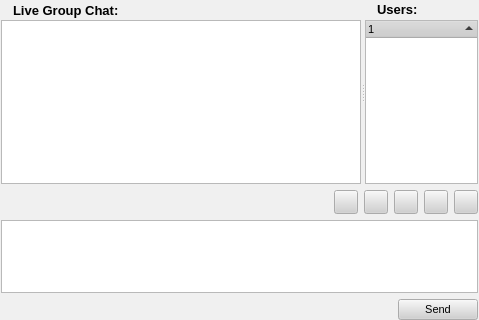
Qt form retroshare-gui/src/gui/ChatDialog.ui (RetroShare/RetroShare) before a commit.
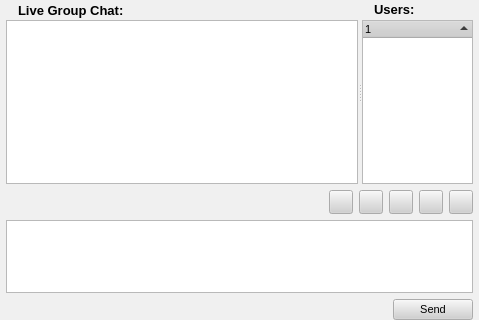
The same form after that commit. Icons and pictures are not drawn.

Patch:
```diff
--- a/retroshare-gui/src/gui/ChatDialog.ui
+++ b/retroshare-gui/src/gui/ChatDialog.ui
@@ -506,13 +506,13 @@
   </property>
   <layout class="QGridLayout" >
    <property name="leftMargin" >
-    <number>1</number>
+    <number>6</number>
    </property>
    <property name="topMargin" >
     <number>0</number>
    </property>
    <property name="rightMargin" >
-    <number>1</number>
+    <number>6</number>
    </property>
    <property name="bottomMargin" >
     <number>0</number>
```
